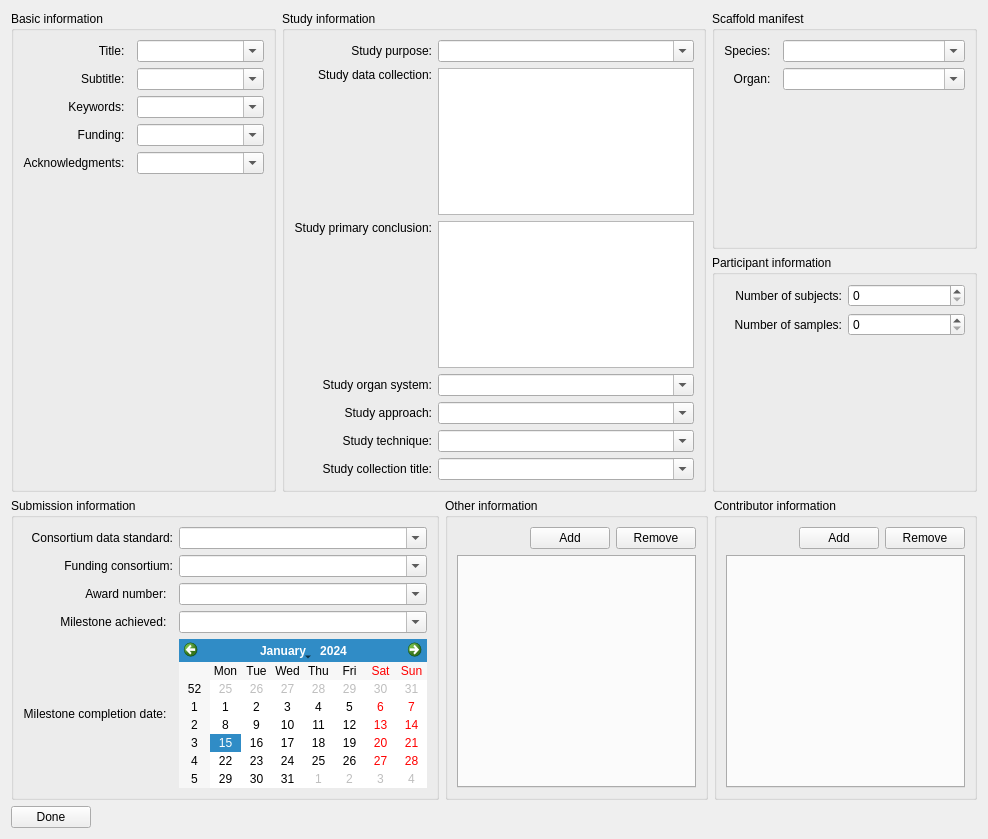
mapclient-plugins/mapclientplugins.generatesds, file mapclientplugins/generatesdsstep/qt/generatesdswidget.ui: the form before one commit.
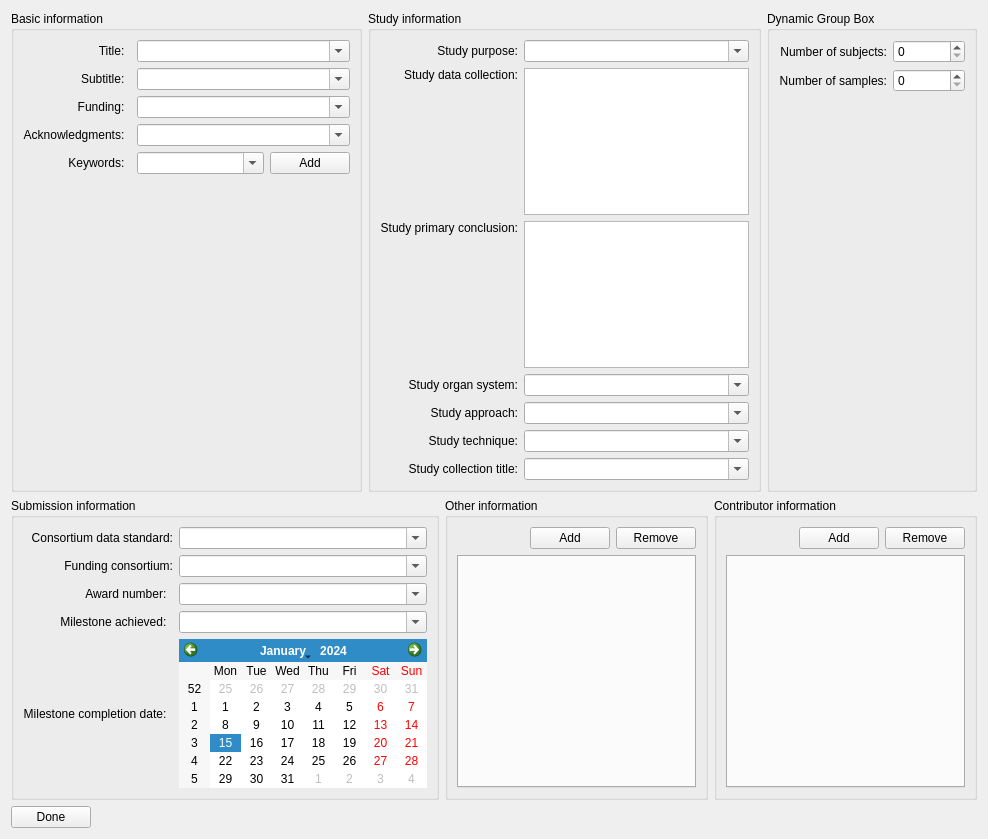
The form after the commit.

Commit message: Progress on adding chips for keywords.

What changed in the file:
```diff
--- a/mapclientplugins/generatesdsstep/qt/generatesdswidget.ui
+++ b/mapclientplugins/generatesdsstep/qt/generatesdswidget.ui
@@ -13,7 +13,7 @@
   <property name="windowTitle">
    <string>GenerateSDS Widget</string>
   </property>
-  <layout class="QVBoxLayout" name="verticalLayout_4">
+  <layout class="QVBoxLayout" name="verticalLayout_2">
    <item>
     <layout class="QHBoxLayout" name="horizontalLayout_4">
      <item>
@@ -22,74 +22,6 @@
         <string>Basic information</string>
        </property>
        <layout class="QGridLayout" name="gridLayout">
-        <item row="2" column="0">
-         <widget class="QLabel" name="labelDatasetKeywords">
-          <property name="text">
-           <string>Keywords:  </string>
-          </property>
-          <property name="alignment">
-           <set>Qt::AlignmentFlag::AlignRight|Qt::AlignmentFlag::AlignTrailing|Qt::AlignmentFlag::AlignVCenter</set>
-          </property>
-         </widget>
-        </item>
-        <item row="4" column="1">
-         <widget class="QComboBox" name="comboBox__dataset_description__Acknowledgments">
-          <property name="sizePolicy">
-           <sizepolicy hsizetype="MinimumExpanding" vsizetype="Fixed">
-            <horstretch>0</horstretch>
-            <verstretch>0</verstretch>
-           </sizepolicy>
-          </property>
-          <property name="minimumSize">
-           <size>
-            <width>127</width>
-            <height>0</height>
-           </size>
-          </property>
-          <property name="editable">
-           <bool>true</bool>
-          </property>
-         </widget>
-        </item>
-        <item row="3" column="1">
-         <widget class="QComboBox" name="comboBox__dataset_description__Funding">
-          <property name="sizePolicy">
-           <sizepolicy hsizetype="MinimumExpanding" vsizetype="Fixed">
-            <horstretch>0</horstretch>
-            <verstretch>0</verstretch>
-           </sizepolicy>
-          </property>
-          <property name="minimumSize">
-           <size>
-            <width>127</width>
-            <height>0</height>
-           </size>
-          </property>
-          <property name="editable">
-           <bool>true</bool>
-          </property>
-         </widget>
-        </item>
-        <item row="1" column="0">
-         <widget class="QLabel" name="labelDatasetSubtitle">
-          <property name="text">
-           <string>Subtitle:  </string>
-          </property>
-          <property name="alignment">
-           <set>Qt::AlignmentFlag::AlignRight|Qt::AlignmentFlag::AlignTrailing|Qt::AlignmentFlag::AlignVCenter</set>
-          </property>
-         </widget>
-        </item>
-        <item row="4" column="0">
-         <widget class="QLabel" name="labelDatasetAcknowledgments">
-          <property name="text">
-           <string>Acknowledgments:  </string>
-          </property>
-          <property name="alignment">
-           <set>Qt::AlignmentFlag::AlignRight|Qt::AlignmentFlag::AlignTrailing|Qt::AlignmentFlag::AlignVCenter</set>
-          </property>
-         </widget>
-        </item>
         <item row="0" column="0">
          <widget class="QLabel" name="labelDatasetTitle">
           <property name="text">
@@ -100,35 +32,6 @@
           </property>
          </widget>
         </item>
-        <item row="2" column="1">
-         <widget class="QComboBox" name="comboBox__dataset_description__Keywords">
-          <property name="sizePolicy">
-           <sizepolicy hsizetype="MinimumExpanding" vsizetype="Fixed">
-            <horstretch>0</horstretch>
-            <verstretch>0</verstretch>
-           </sizepolicy>
-          </property>
-          <property name="minimumSize">
-           <size>
-            <width>127</width>
-            <height>0</height>
-           </size>
-          </property>
-          <property name="editable">
-           <bool>true</bool>
-          </property>
-         </widget>
-        </item>
-        <item row="3" column="0">
-         <widget class="QLabel" name="labelDatasetFunding">
-          <property name="text">
-           <string>Funding:  </string>
-          </property>
-          <property name="alignment">
-           <set>Qt::AlignmentFlag::AlignRight|Qt::AlignmentFlag::AlignTrailing|Qt::AlignmentFlag::AlignVCenter</set>
-          </property>
-         </widget>
-        </item>
         <item row="0" column="1">
          <widget class="QComboBox" name="comboBox__dataset_description__Title">
           <property name="sizePolicy">
@@ -148,6 +51,16 @@
           </property>
          </widget>
         </item>
+        <item row="1" column="0">
+         <widget class="QLabel" name="labelDatasetSubtitle">
+          <property name="text">
+           <string>Subtitle:  </string>
+          </property>
+          <property name="alignment">
+           <set>Qt::AlignmentFlag::AlignRight|Qt::AlignmentFlag::AlignTrailing|Qt::AlignmentFlag::AlignVCenter</set>
+          </property>
+         </widget>
+        </item>
         <item row="1" column="1">
          <widget class="QComboBox" name="comboBox__dataset_description__Subtitle">
           <property name="sizePolicy">
@@ -167,18 +80,106 @@
           </property>
          </widget>
         </item>
+        <item row="2" column="0">
+         <widget class="QLabel" name="labelDatasetFunding">
+          <property name="text">
+           <string>Funding:  </string>
+          </property>
+          <property name="alignment">
+           <set>Qt::AlignmentFlag::AlignRight|Qt::AlignmentFlag::AlignTrailing|Qt::AlignmentFlag::AlignVCenter</set>
+          </property>
+         </widget>
+        </item>
+        <item row="2" column="1">
+         <widget class="QComboBox" name="comboBox__dataset_description__Funding">
+          <property name="sizePolicy">
+           <sizepolicy hsizetype="MinimumExpanding" vsizetype="Fixed">
+            <horstretch>0</horstretch>
+            <verstretch>0</verstretch>
+           </sizepolicy>
+          </property>
+          <property name="minimumSize">
+           <size>
+            <width>127</width>
+            <height>0</height>
+           </size>
+          </property>
+          <property name="editable">
+           <bool>true</bool>
+          </property>
+         </widget>
+        </item>
+        <item row="3" column="0">
+         <widget class="QLabel" name="labelDatasetAcknowledgments">
+          <property name="text">
+           <string>Acknowledgments:  </string>
+          </property>
+          <property name="alignment">
+           <set>Qt::AlignmentFlag::AlignRight|Qt::AlignmentFlag::AlignTrailing|Qt::AlignmentFlag::AlignVCenter</set>
+          </property>
+         </widget>
+        </item>
+        <item row="3" column="1">
+         <widget class="QComboBox" name="comboBox__dataset_description__Acknowledgments">
+          <property name="sizePolicy">
+           <sizepolicy hsizetype="MinimumExpanding" vsizetype="Fixed">
+            <horstretch>0</horstretch>
+            <verstretch>0</verstretch>
+           </sizepolicy>
+          </property>
+          <property name="minimumSize">
+           <size>
+            <width>127</width>
+            <height>0</height>
+           </size>
+          </property>
+          <property name="editable">
+           <bool>true</bool>
+          </property>
+         </widget>
+        </item>
+        <item row="4" column="0">
+         <widget class="QLabel" name="labelDatasetKeywords">
+          <property name="text">
+           <string>Keywords:  </string>
+          </property>
+          <property name="alignment">
+           <set>Qt::AlignmentFlag::AlignRight|Qt::AlignmentFlag::AlignTrailing|Qt::AlignmentFlag::AlignVCenter</set>
+          </property>
+         </widget>
+        </item>
+        <item row="4" column="1">
+         <layout class="QHBoxLayout" name="horizontalLayout_6">
+          <item>
+           <widget class="QComboBox" name="ignoreComboBox__dataset_description__Keywords">
+            <property name="sizePolicy">
+             <sizepolicy hsizetype="MinimumExpanding" vsizetype="Fixed">
+              <horstretch>0</horstretch>
+              <verstretch>0</verstretch>
+             </sizepolicy>
+            </property>
+            <property name="minimumSize">
+             <size>
+              <width>127</width>
+              <height>0</height>
+             </size>
+            </property>
+            <property name="editable">
+             <bool>true</bool>
+            </property>
+           </widget>
+          </item>
+          <item>
+           <widget class="QPushButton" name="pushButtonAddKeyword">
+            <property name="text">
+             <string>Add</string>
+            </property>
+           </widget>
+          </item>
+         </layout>
+        </item>
         <item row="5" column="1">
-         <spacer name="verticalSpacer_2">
-          <property name="orientation">
-           <enum>Qt::Orientation::Vertical</enum>
-          </property>
-          <property name="sizeHint" stdset="0">
-           <size>
-            <width>20</width>
-            <height>40</height>
-           </size>
-          </property>
-         </spacer>
+         <widget class="QWidget" name="widgetForChips__dataset_description__Keywords" native="true"/>
         </item>
        </layout>
       </widget>
@@ -364,13 +365,63 @@
       </widget>
      </item>
      <item>
-      <layout class="QVBoxLayout" name="verticalLayout_2">
-       <item>
-        <widget class="QGroupBox" name="groupBoxScaffoldManifest">
+      <widget class="QGroupBox" name="groupBoxDynamic">
          <property name="title">
-          <string>Scaffold manifest</string>
-         </property>
-         <layout class="QGridLayout" name="gridLayout_3">
+        <string>Dynamic Group Box</string>
+       </property>
+       <layout class="QVBoxLayout" name="verticalLayout_4">
+        <property name="leftMargin">
+         <number>0</number>
+        </property>
+        <property name="topMargin">
+         <number>0</number>
+        </property>
+        <property name="rightMargin">
+         <number>0</number>
+        </property>
+        <property name="bottomMargin">
+         <number>0</number>
+        </property>
+        <item>
+         <widget class="QStackedWidget" name="stackedWidgetDynamic">
+          <property name="currentIndex">
+           <number>0</number>
+          </property>
+          <widget class="QWidget" name="pageSubjectsAndSamples">
+           <layout class="QGridLayout" name="gridLayout_6">
+            <item row="0" column="1">
+             <widget class="QSpinBox" name="spinBox__dataset_description__Number_of_subjects"/>
+            </item>
+            <item row="0" column="0">
+             <widget class="QLabel" name="labelNumberOfSubjects">
+              <property name="text">
+               <string>Number of subjects:</string>
+              </property>
+              <property name="alignment">
+               <set>Qt::AlignmentFlag::AlignRight|Qt::AlignmentFlag::AlignTrailing|Qt::AlignmentFlag::AlignVCenter</set>
+              </property>
+             </widget>
+            </item>
+            <item row="1" column="1">
+             <widget class="QSpinBox" name="spinBox__dataset_description__Number_of_samples"/>
+            </item>
+            <item row="1" column="0">
+             <widget class="QLabel" name="labelNumberOfSamples">
+              <property name="text">
+               <string>Number of samples:</string>
+              </property>
+              <property name="alignment">
+               <set>Qt::AlignmentFlag::AlignRight|Qt::AlignmentFlag::AlignTrailing|Qt::AlignmentFlag::AlignVCenter</set>
+              </property>
+             </widget>
+            </item>
+            <item row="2" column="0">
+             <widget class="QWidget" name="widgetSpacer_1" native="true"/>
+            </item>
+           </layout>
+          </widget>
+          <widget class="QWidget" name="pageScaffoldManifest">
+           <layout class="QGridLayout" name="gridLayout_7">
           <item row="0" column="0">
            <widget class="QLabel" name="labelSpecies">
             <property name="text">
@@ -430,70 +481,14 @@
            </widget>
           </item>
           <item row="2" column="1">
-           <spacer name="verticalSpacer_3">
-            <property name="orientation">
-             <enum>Qt::Orientation::Vertical</enum>
-            </property>
-            <property name="sizeHint" stdset="0">
-             <size>
-              <width>20</width>
-              <height>40</height>
-             </size>
-            </property>
-           </spacer>
+             <widget class="QWidget" name="widgetSpacer" native="true"/>
           </item>
          </layout>
         </widget>
-       </item>
-       <item>
-        <widget class="QGroupBox" name="groupBoxParticipantInformation">
-         <property name="title">
-          <string>Participant information</string>
-         </property>
-         <layout class="QGridLayout" name="gridLayout_5">
-          <item row="0" column="1">
-           <widget class="QSpinBox" name="spinBox__dataset_description__Number_of_subjects"/>
-          </item>
-          <item row="1" column="1">
-           <widget class="QSpinBox" name="spinBox__dataset_description__Number_of_samples"/>
-          </item>
-          <item row="1" column="0">
-           <widget class="QLabel" name="labelNumberOfSamples">
-            <property name="text">
-             <string>Number of samples:</string>
-            </property>
-            <property name="alignment">
-             <set>Qt::AlignmentFlag::AlignRight|Qt::AlignmentFlag::AlignTrailing|Qt::AlignmentFlag::AlignVCenter</set>
-            </property>
-           </widget>
-          </item>
-          <item row="0" column="0">
-           <widget class="QLabel" name="labelNumberOfSubjects">
-            <property name="text">
-             <string>Number of subjects:</string>
-            </property>
-            <property name="alignment">
-             <set>Qt::AlignmentFlag::AlignRight|Qt::AlignmentFlag::AlignTrailing|Qt::AlignmentFlag::AlignVCenter</set>
-            </property>
-           </widget>
-          </item>
-          <item row="2" column="0">
-           <spacer name="verticalSpacer_4">
-            <property name="orientation">
-             <enum>Qt::Orientation::Vertical</enum>
-            </property>
-            <property name="sizeHint" stdset="0">
-             <size>
-              <width>20</width>
-              <height>40</height>
-             </size>
-            </property>
-           </spacer>
-          </item>
-         </layout>
-        </widget>
-       </item>
-      </layout>
+         </widget>
+        </item>
+       </layout>
+      </widget>
      </item>
     </layout>
    </item>
```
Lines whose indentation alone changed are shown as unchanged. The commit also changes 6 other files.
